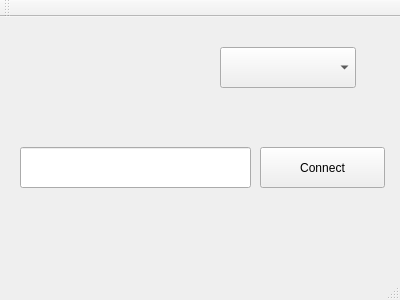
The window that Client/mainwindow.ui (ljmc2000/VirtualConcertHall) describes before a commit, drawn with Qt 5.
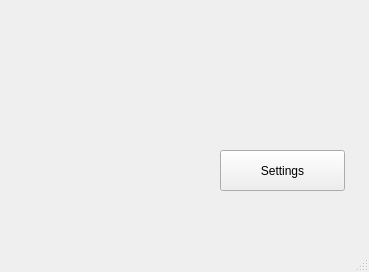
The same window after the commit.

Commit message: added a second window for changing settings

Patch:
```diff
--- a/Client/mainwindow.ui
+++ b/Client/mainwindow.ui
@@ -6,45 +6,25 @@
    <rect>
     <x>0</x>
     <y>0</y>
-    <width>400</width>
-    <height>300</height>
+    <width>369</width>
+    <height>272</height>
    </rect>
   </property>
   <property name="windowTitle">
    <string>MainWindow</string>
   </property>
-  <widget class="QWidget" name="centralWidget">
-   <widget class="QComboBox" name="comboBox">
+  <widget class="QWidget" name="centralwidget">
+   <widget class="QPushButton" name="settingsButton">
     <property name="geometry">
      <rect>
       <x>220</x>
-      <y>30</y>
-      <width>136</width>
-      <height>41</height>
-     </rect>
-    </property>
-   </widget>
-   <widget class="QLineEdit" name="serverIPBox">
-    <property name="geometry">
-     <rect>
-      <x>20</x>
-      <y>130</y>
-      <width>231</width>
-      <height>41</height>
-     </rect>
-    </property>
-   </widget>
-   <widget class="QPushButton" name="connectButton">
-    <property name="geometry">
-     <rect>
-      <x>260</x>
-      <y>130</y>
+      <y>150</y>
       <width>125</width>
       <height>41</height>
      </rect>
     </property>
     <property name="text">
-     <string>Connect</string>
+     <string>Settings</string>
     </property>
    </widget>
   </widget>
@@ -58,17 +38,8 @@
     </rect>
    </property>
   </widget>
-  <widget class="QToolBar" name="mainToolBar">
-   <attribute name="toolBarArea">
-    <enum>TopToolBarArea</enum>
-   </attribute>
-   <attribute name="toolBarBreak">
-    <bool>false</bool>
-   </attribute>
-  </widget>
-  <widget class="QStatusBar" name="statusBar"/>
+  <widget class="QStatusBar" name="statusbar"/>
  </widget>
- <layoutdefault spacing="6" margin="11"/>
  <resources/>
  <connections/>
 </ui>
```
Left out of the diff: 4 changed lines with no effect on the pictures. The commit also changes 9 other files.
